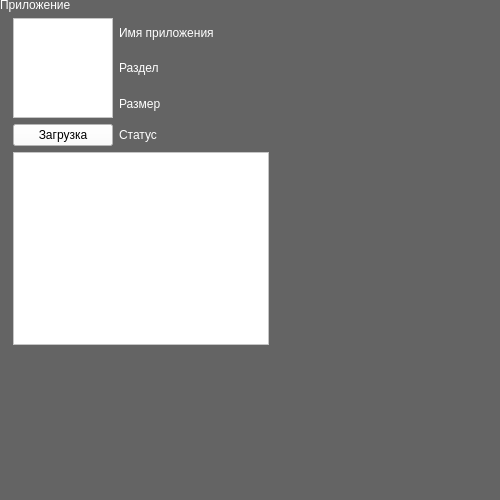
The window that appdialog.ui (Limows/LimFTPClient_S60) describes before a commit, drawn with Qt 5.
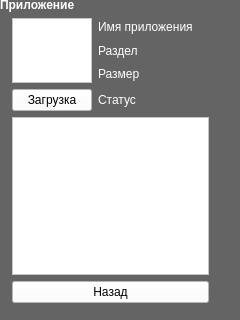
The same window after the commit.

Diff of the .ui file:
```diff
--- a/appdialog.ui
+++ b/appdialog.ui
@@ -6,8 +6,8 @@
    <rect>
     <x>0</x>
     <y>0</y>
-    <width>500</width>
-    <height>500</height>
+    <width>240</width>
+    <height>320</height>
    </rect>
   </property>
   <property name="palette">
@@ -433,8 +433,8 @@
     <rect>
      <x>0</x>
      <y>-2</y>
-     <width>282</width>
-     <height>353</height>
+     <width>221</width>
+     <height>311</height>
     </rect>
    </property>
    <layout class="QGridLayout" name="ContentLayout">
@@ -452,6 +452,427 @@
     </property>
     <item row="0" column="0" colspan="4">
      <widget class="QLabel" name="TitleLabel">
+      <property name="palette">
+       <palette>
+        <active>
+         <colorrole role="WindowText">
+          <brush brushstyle="SolidPattern">
+           <color alpha="255">
+            <red>255</red>
+            <green>255</green>
+            <blue>255</blue>
+           </color>
+          </brush>
+         </colorrole>
+         <colorrole role="Button">
+          <brush brushstyle="SolidPattern">
+           <color alpha="255">
+            <red>0</red>
+            <green>0</green>
+            <blue>0</blue>
+           </color>
+          </brush>
+         </colorrole>
+         <colorrole role="Light">
+          <brush brushstyle="SolidPattern">
+           <color alpha="255">
+            <red>0</red>
+            <green>0</green>
+            <blue>0</blue>
+           </color>
+          </brush>
+         </colorrole>
+         <colorrole role="Midlight">
+          <brush brushstyle="SolidPattern">
+           <color alpha="255">
+            <red>0</red>
+            <green>0</green>
+            <blue>0</blue>
+           </color>
+          </brush>
+         </colorrole>
+         <colorrole role="Dark">
+          <brush brushstyle="SolidPattern">
+           <color alpha="255">
+            <red>0</red>
+            <green>0</green>
+            <blue>0</blue>
+           </color>
+          </brush>
+         </colorrole>
+         <colorrole role="Mid">
+          <brush brushstyle="SolidPattern">
+           <color alpha="255">
+            <red>0</red>
+            <green>0</green>
+            <blue>0</blue>
+           </color>
+          </brush>
+         </colorrole>
+         <colorrole role="Text">
+          <brush brushstyle="SolidPattern">
+           <color alpha="255">
+            <red>255</red>
+            <green>255</green>
+            <blue>255</blue>
+           </color>
+          </brush>
+         </colorrole>
+         <colorrole role="BrightText">
+          <brush brushstyle="SolidPattern">
+           <color alpha="255">
+            <red>255</red>
+            <green>255</green>
+            <blue>255</blue>
+           </color>
+          </brush>
+         </colorrole>
+         <colorrole role="ButtonText">
+          <brush brushstyle="SolidPattern">
+           <color alpha="255">
+            <red>255</red>
+            <green>255</green>
+            <blue>255</blue>
+           </color>
+          </brush>
+         </colorrole>
+         <colorrole role="Base">
+          <brush brushstyle="SolidPattern">
+           <color alpha="255">
+            <red>0</red>
+            <green>0</green>
+            <blue>0</blue>
+           </color>
+          </brush>
+         </colorrole>
+         <colorrole role="Window">
+          <brush brushstyle="SolidPattern">
+           <color alpha="255">
+            <red>0</red>
+            <green>0</green>
+            <blue>0</blue>
+           </color>
+          </brush>
+         </colorrole>
+         <colorrole role="Shadow">
+          <brush brushstyle="SolidPattern">
+           <color alpha="255">
+            <red>0</red>
+            <green>0</green>
+            <blue>0</blue>
+           </color>
+          </brush>
+         </colorrole>
+         <colorrole role="AlternateBase">
+          <brush brushstyle="SolidPattern">
+           <color alpha="255">
+            <red>0</red>
+            <green>0</green>
+            <blue>0</blue>
+           </color>
+          </brush>
+         </colorrole>
+         <colorrole role="ToolTipBase">
+          <brush brushstyle="SolidPattern">
+           <color alpha="255">
+            <red>255</red>
+            <green>255</green>
+            <blue>220</blue>
+           </color>
+          </brush>
+         </colorrole>
+         <colorrole role="ToolTipText">
+          <brush brushstyle="SolidPattern">
+           <color alpha="255">
+            <red>0</red>
+            <green>0</green>
+            <blue>0</blue>
+           </color>
+          </brush>
+         </colorrole>
+        </active>
+        <inactive>
+         <colorrole role="WindowText">
+          <brush brushstyle="SolidPattern">
+           <color alpha="255">
+            <red>255</red>
+            <green>255</green>
+            <blue>255</blue>
+           </color>
+          </brush>
+         </colorrole>
+         <colorrole role="Button">
+          <brush brushstyle="SolidPattern">
+           <color alpha="255">
+            <red>0</red>
+            <green>0</green>
+            <blue>0</blue>
+           </color>
+          </brush>
+         </colorrole>
+         <colorrole role="Light">
+          <brush brushstyle="SolidPattern">
+           <color alpha="255">
+            <red>0</red>
+            <green>0</green>
+            <blue>0</blue>
+           </color>
+          </brush>
+         </colorrole>
+         <colorrole role="Midlight">
+          <brush brushstyle="SolidPattern">
+           <color alpha="255">
+            <red>0</red>
+            <green>0</green>
+            <blue>0</blue>
+           </color>
+          </brush>
+         </colorrole>
+         <colorrole role="Dark">
+          <brush brushstyle="SolidPattern">
+           <color alpha="255">
+            <red>0</red>
+            <green>0</green>
+            <blue>0</blue>
+           </color>
+          </brush>
+         </colorrole>
+         <colorrole role="Mid">
+          <brush brushstyle="SolidPattern">
+           <color alpha="255">
+            <red>0</red>
+            <green>0</green>
+            <blue>0</blue>
+           </color>
+          </brush>
+         </colorrole>
+         <colorrole role="Text">
+          <brush brushstyle="SolidPattern">
+           <color alpha="255">
+            <red>255</red>
+            <green>255</green>
+            <blue>255</blue>
+           </color>
+          </brush>
+         </colorrole>
+         <colorrole role="BrightText">
+          <brush brushstyle="SolidPattern">
+           <color alpha="255">
+            <red>255</red>
+            <green>255</green>
+            <blue>255</blue>
+           </color>
+          </brush>
+         </colorrole>
+         <colorrole role="ButtonText">
+          <brush brushstyle="SolidPattern">
+           <color alpha="255">
+            <red>255</red>
+            <green>255</green>
+            <blue>255</blue>
+           </color>
+          </brush>
+         </colorrole>
+         <colorrole role="Base">
+          <brush brushstyle="SolidPattern">
+           <color alpha="255">
+            <red>0</red>
+            <green>0</green>
+            <blue>0</blue>
+           </color>
+          </brush>
+         </colorrole>
+         <colorrole role="Window">
+          <brush brushstyle="SolidPattern">
+           <color alpha="255">
+            <red>0</red>
+            <green>0</green>
+            <blue>0</blue>
+           </color>
+          </brush>
+         </colorrole>
+         <colorrole role="Shadow">
+          <brush brushstyle="SolidPattern">
+           <color alpha="255">
+            <red>0</red>
+            <green>0</green>
+            <blue>0</blue>
+           </color>
+          </brush>
+         </colorrole>
+         <colorrole role="AlternateBase">
+          <brush brushstyle="SolidPattern">
+           <color alpha="255">
+            <red>0</red>
+            <green>0</green>
+            <blue>0</blue>
+           </color>
+          </brush>
+         </colorrole>
+         <colorrole role="ToolTipBase">
+          <brush brushstyle="SolidPattern">
+           <color alpha="255">
+            <red>255</red>
+            <green>255</green>
+            <blue>220</blue>
+           </color>
+          </brush>
+         </colorrole>
+         <colorrole role="ToolTipText">
+          <brush brushstyle="SolidPattern">
+           <color alpha="255">
+            <red>0</red>
+            <green>0</green>
+            <blue>0</blue>
+           </color>
+          </brush>
+         </colorrole>
+        </inactive>
+        <disabled>
+         <colorrole role="WindowText">
+          <brush brushstyle="SolidPattern">
+           <color alpha="255">
+            <red>0</red>
+            <green>0</green>
+            <blue>0</blue>
+           </color>
+          </brush>
+         </colorrole>
+         <colorrole role="Button">
+          <brush brushstyle="SolidPattern">
+           <color alpha="255">
+            <red>0</red>
+            <green>0</green>
+            <blue>0</blue>
+           </color>
+          </brush>
+         </colorrole>
+         <colorrole role="Light">
+          <brush brushstyle="SolidPattern">
+           <color alpha="255">
+            <red>0</red>
+            <green>0</green>
+            <blue>0</blue>
+           </color>
+          </brush>
+         </colorrole>
+         <colorrole role="Midlight">
+          <brush brushstyle="SolidPattern">
+           <color alpha="255">
+            <red>0</red>
+            <green>0</green>
+            <blue>0</blue>
+           </color>
+          </brush>
+         </colorrole>
+         <colorrole role="Dark">
+          <brush brushstyle="SolidPattern">
+           <color alpha="255">
+            <red>0</red>
+            <green>0</green>
+            <blue>0</blue>
+           </color>
+          </brush>
+         </colorrole>
+         <colorrole role="Mid">
+          <brush brushstyle="SolidPattern">
+           <color alpha="255">
+            <red>0</red>
+            <green>0</green>
+            <blue>0</blue>
+           </color>
+          </brush>
+         </colorrole>
+         <colorrole role="Text">
+          <brush brushstyle="SolidPattern">
+           <color alpha="255">
+            <red>0</red>
+            <green>0</green>
+            <blue>0</blue>
+           </color>
+          </brush>
+         </colorrole>
+         <colorrole role="BrightText">
+          <brush brushstyle="SolidPattern">
+           <color alpha="255">
+            <red>255</red>
+            <green>255</green>
+            <blue>255</blue>
+           </color>
+          </brush>
+         </colorrole>
+         <colorrole role="ButtonText">
+          <brush brushstyle="SolidPattern">
+           <color alpha="255">
+            <red>0</red>
+            <green>0</green>
+            <blue>0</blue>
+           </color>
+          </brush>
+         </colorrole>
+         <colorrole role="Base">
+          <brush brushstyle="SolidPattern">
+           <color alpha="255">
+            <red>0</red>
+            <green>0</green>
+            <blue>0</blue>
+           </color>
+          </brush>
+         </colorrole>
+         <colorrole role="Window">
+          <brush brushstyle="SolidPattern">
+           <color alpha="255">
+            <red>0</red>
+            <green>0</green>
+            <blue>0</blue>
+           </color>
+          </brush>
+         </colorrole>
+         <colorrole role="Shadow">
+          <brush brushstyle="SolidPattern">
+           <color alpha="255">
+            <red>0</red>
+            <green>0</green>
+            <blue>0</blue>
+           </color>
+          </brush>
+         </colorrole>
+         <colorrole role="AlternateBase">
+          <brush brushstyle="SolidPattern">
+           <color alpha="255">
+            <red>0</red>
+            <green>0</green>
+            <blue>0</blue>
+           </color>
+          </brush>
+         </colorrole>
+         <colorrole role="ToolTipBase">
+          <brush brushstyle="SolidPattern">
+           <color alpha="255">
+            <red>255</red>
+            <green>255</green>
+            <blue>220</blue>
+           </color>
+          </brush>
+         </colorrole>
+         <colorrole role="ToolTipText">
+          <brush brushstyle="SolidPattern">
+           <color alpha="255">
+            <red>0</red>
+            <green>0</green>
+            <blue>0</blue>
+           </color>
+          </brush>
+         </colorrole>
+        </disabled>
+       </palette>
+      </property>
+      <property name="font">
+       <font>
+        <weight>75</weight>
+        <bold>true</bold>
+       </font>
+      </property>
       <property name="text">
        <string>Приложение</string>
       </property>
@@ -1805,6 +2226,428 @@
       </property>
      </widget>
     </item>
+    <item row="6" column="1" colspan="2">
+     <widget class="QPushButton" name="BackButton">
+      <property name="palette">
+       <palette>
+        <active>
+         <colorrole role="WindowText">
+          <brush brushstyle="SolidPattern">
+           <color alpha="255">
+            <red>0</red>
+            <green>0</green>
+            <blue>0</blue>
+           </color>
+          </brush>
+         </colorrole>
+         <colorrole role="Button">
+          <brush brushstyle="SolidPattern">
+           <color alpha="255">
+            <red>255</red>
+            <green>255</green>
+            <blue>255</blue>
+           </color>
+          </brush>
+         </colorrole>
+         <colorrole role="Light">
+          <brush brushstyle="SolidPattern">
+           <color alpha="255">
+            <red>255</red>
+            <green>255</green>
+            <blue>255</blue>
+           </color>
+          </brush>
+         </colorrole>
+         <colorrole role="Midlight">
+          <brush brushstyle="SolidPattern">
+           <color alpha="255">
+            <red>255</red>
+            <green>255</green>
+            <blue>255</blue>
+           </color>
+          </brush>
+         </colorrole>
+         <colorrole role="Dark">
+          <brush brushstyle="SolidPattern">
+           <color alpha="255">
+            <red>127</red>
+            <green>127</green>
+            <blue>127</blue>
+           </color>
+          </brush>
+         </colorrole>
+         <colorrole role="Mid">
+          <brush brushstyle="SolidPattern">
+           <color alpha="255">
+            <red>170</red>
+            <green>170</green>
+            <blue>170</blue>
+           </color>
+          </brush>
+         </colorrole>
+         <colorrole role="Text">
+          <brush brushstyle="SolidPattern">
+           <color alpha="255">
+            <red>0</red>
+            <green>0</green>
+            <blue>0</blue>
+           </color>
+          </brush>
+         </colorrole>
+         <colorrole role="BrightText">
+          <brush brushstyle="SolidPattern">
+           <color alpha="255">
+            <red>255</red>
+            <green>255</green>
+            <blue>255</blue>
+           </color>
+          </brush>
+         </colorrole>
+         <colorrole role="ButtonText">
+          <brush brushstyle="SolidPattern">
+           <color alpha="255">
+            <red>0</red>
+            <green>0</green>
+            <blue>0</blue>
+           </color>
+          </brush>
+         </colorrole>
+         <colorrole role="Base">
+          <brush brushstyle="SolidPattern">
+           <color alpha="255">
+            <red>255</red>
+            <green>255</green>
+            <blue>255</blue>
+           </color>
+          </brush>
+         </colorrole>
+         <colorrole role="Window">
+          <brush brushstyle="SolidPattern">
+           <color alpha="255">
+            <red>255</red>
+            <green>255</green>
+            <blue>255</blue>
+           </color>
+          </brush>
+         </colorrole>
+         <colorrole role="Shadow">
+          <brush brushstyle="SolidPattern">
+           <color alpha="255">
+            <red>0</red>
+            <green>0</green>
+            <blue>0</blue>
+           </color>
+          </brush>
+         </colorrole>
+         <colorrole role="AlternateBase">
+          <brush brushstyle="SolidPattern">
+           <color alpha="255">
+            <red>255</red>
+            <green>255</green>
+            <blue>255</blue>
+           </color>
+          </brush>
+         </colorrole>
+         <colorrole role="ToolTipBase">
+          <brush brushstyle="SolidPattern">
+           <color alpha="255">
+            <red>255</red>
+            <green>255</green>
+            <blue>220</blue>
+           </color>
+          </brush>
+         </colorrole>
+         <colorrole role="ToolTipText">
+          <brush brushstyle="SolidPattern">
+           <color alpha="255">
+            <red>0</red>
+            <green>0</green>
+            <blue>0</blue>
+           </color>
+          </brush>
+         </colorrole>
+        </active>
+        <inactive>
+         <colorrole role="WindowText">
+          <brush brushstyle="SolidPattern">
+           <color alpha="255">
+            <red>0</red>
+            <green>0</green>
+            <blue>0</blue>
+           </color>
+          </brush>
+         </colorrole>
+         <colorrole role="Button">
+          <brush brushstyle="SolidPattern">
+           <color alpha="255">
+            <red>255</red>
+            <green>255</green>
+            <blue>255</blue>
+           </color>
+          </brush>
+         </colorrole>
+         <colorrole role="Light">
+          <brush brushstyle="SolidPattern">
+           <color alpha="255">
+            <red>255</red>
+            <green>255</green>
+            <blue>255</blue>
+           </color>
+          </brush>
+         </colorrole>
+         <colorrole role="Midlight">
+          <brush brushstyle="SolidPattern">
+           <color alpha="255">
+            <red>255</red>
+            <green>255</green>
+            <blue>255</blue>
+           </color>
+          </brush>
+         </colorrole>
+         <colorrole role="Dark">
+          <brush brushstyle="SolidPattern">
+           <color alpha="255">
+            <red>127</red>
+            <green>127</green>
+            <blue>127</blue>
+           </color>
+          </brush>
+         </colorrole>
+         <colorrole role="Mid">
+          <brush brushstyle="SolidPattern">
+           <color alpha="255">
+            <red>170</red>
+            <green>170</green>
+            <blue>170</blue>
+           </color>
+          </brush>
+         </colorrole>
+         <colorrole role="Text">
+          <brush brushstyle="SolidPattern">
+           <color alpha="255">
+            <red>0</red>
+            <green>0</green>
+            <blue>0</blue>
+           </color>
+          </brush>
+         </colorrole>
+         <colorrole role="BrightText">
+          <brush brushstyle="SolidPattern">
+           <color alpha="255">
+            <red>255</red>
+            <green>255</green>
+            <blue>255</blue>
+           </color>
+          </brush>
+         </colorrole>
+         <colorrole role="ButtonText">
+          <brush brushstyle="SolidPattern">
+           <color alpha="255">
+            <red>0</red>
+            <green>0</green>
+            <blue>0</blue>
+           </color>
+          </brush>
+         </colorrole>
+         <colorrole role="Base">
+          <brush brushstyle="SolidPattern">
+           <color alpha="255">
+            <red>255</red>
+            <green>255</green>
+            <blue>255</blue>
+           </color>
+          </brush>
+         </colorrole>
+         <colorrole role="Window">
+          <brush brushstyle="SolidPattern">
+           <color alpha="255">
+            <red>255</red>
+            <green>255</green>
+            <blue>255</blue>
+           </color>
+          </brush>
+         </colorrole>
+         <colorrole role="Shadow">
+          <brush brushstyle="SolidPattern">
+           <color alpha="255">
+            <red>0</red>
+            <green>0</green>
+            <blue>0</blue>
+           </color>
+          </brush>
+         </colorrole>
+         <colorrole role="AlternateBase">
+          <brush brushstyle="SolidPattern">
+           <color alpha="255">
+            <red>255</red>
+            <green>255</green>
+            <blue>255</blue>
+           </color>
+          </brush>
+         </colorrole>
+         <colorrole role="ToolTipBase">
+          <brush brushstyle="SolidPattern">
+           <color alpha="255">
+            <red>255</red>
+            <green>255</green>
+            <blue>220</blue>
+           </color>
+          </brush>
+         </colorrole>
+         <colorrole role="ToolTipText">
+          <brush brushstyle="SolidPattern">
+           <color alpha="255">
+            <red>0</red>
+            <green>0</green>
+            <blue>0</blue>
+           </color>
+          </brush>
+         </colorrole>
+        </inactive>
+        <disabled>
+         <colorrole role="WindowText">
+          <brush brushstyle="SolidPattern">
+           <color alpha="255">
+            <red>127</red>
+            <green>127</green>
+            <blue>127</blue>
+           </color>
+          </brush>
+         </colorrole>
+         <colorrole role="Button">
+          <brush brushstyle="SolidPattern">
+           <color alpha="255">
+            <red>255</red>
+            <green>255</green>
+            <blue>255</blue>
+           </color>
+          </brush>
+         </colorrole>
+         <colorrole role="Light">
+          <brush brushstyle="SolidPattern">
+           <color alpha="255">
+            <red>255</red>
+            <green>255</green>
+            <blue>255</blue>
+           </color>
+          </brush>
+         </colorrole>
+         <colorrole role="Midlight">
+          <brush brushstyle="SolidPattern">
+           <color alpha="255">
+            <red>255</red>
+            <green>255</green>
+            <blue>255</blue>
+           </color>
+          </brush>
+         </colorrole>
+         <colorrole role="Dark">
+          <brush brushstyle="SolidPattern">
+           <color alpha="255">
+            <red>127</red>
+            <green>127</green>
+            <blue>127</blue>
+           </color>
+          </brush>
+         </colorrole>
+         <colorrole role="Mid">
+          <brush brushstyle="SolidPattern">
+           <color alpha="255">
+            <red>170</red>
+            <green>170</green>
+            <blue>170</blue>
+           </color>
+          </brush>
+         </colorrole>
+         <colorrole role="Text">
+          <brush brushstyle="SolidPattern">
+           <color alpha="255">
+            <red>127</red>
+            <green>127</green>
+            <blue>127</blue>
+           </color>
+          </brush>
+         </colorrole>
+         <colorrole role="BrightText">
+          <brush brushstyle="SolidPattern">
+           <color alpha="255">
+            <red>255</red>
+            <green>255</green>
+            <blue>255</blue>
+           </color>
+          </brush>
+         </colorrole>
+         <colorrole role="ButtonText">
+          <brush brushstyle="SolidPattern">
+           <color alpha="255">
+            <red>127</red>
+            <green>127</green>
+            <blue>127</blue>
+           </color>
+          </brush>
+         </colorrole>
+         <colorrole role="Base">
+          <brush brushstyle="SolidPattern">
+           <color alpha="255">
+            <red>255</red>
+            <green>255</green>
+            <blue>255</blue>
+           </color>
+          </brush>
+         </colorrole>
+         <colorrole role="Window">
+          <brush brushstyle="SolidPattern">
+           <color alpha="255">
+            <red>255</red>
+            <green>255</green>
+            <blue>255</blue>
+           </color>
+          </brush>
+         </colorrole>
+         <colorrole role="Shadow">
+          <brush brushstyle="SolidPattern">
+           <color alpha="255">
+            <red>0</red>
+            <green>0</green>
+            <blue>0</blue>
+           </color>
+          </brush>
+         </colorrole>
+         <colorrole role="AlternateBase">
+          <brush brushstyle="SolidPattern">
+           <color alpha="255">
+            <red>255</red>
+            <green>255</green>
+            <blue>255</blue>
+           </color>
+          </brush>
+         </colorrole>
+         <colorrole role="ToolTipBase">
+          <brush brushstyle="SolidPattern">
+           <color alpha="255">
+            <red>255</red>
+            <green>255</green>
+            <blue>220</blue>
+           </color>
+          </brush>
+         </colorrole>
+         <colorrole role="ToolTipText">
+          <brush brushstyle="SolidPattern">
+           <color alpha="255">
+            <red>0</red>
+            <green>0</green>
+            <blue>0</blue>
+           </color>
+          </brush>
+         </colorrole>
+        </disabled>
+       </palette>
+      </property>
+      <property name="text">
+       <string>Назад</string>
+      </property>
+     </widget>
+    </item>
    </layout>
   </widget>
  </widget>
```
